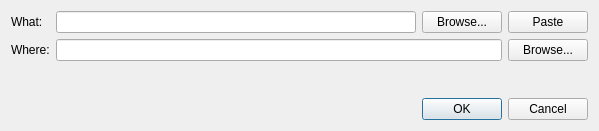
This is src/commonjobadder.ui in 0xd34df00d/leechcraft as Qt 5 draws it before an edit. The edited form follows.
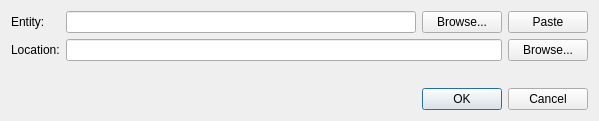
This is the edited form. Icons and pictures are not drawn.

```diff
--- a/src/commonjobadder.ui
+++ b/src/commonjobadder.ui
@@ -7,7 +7,7 @@
     <x>0</x>
     <y>0</y>
     <width>599</width>
-    <height>131</height>
+    <height>121</height>
    </rect>
   </property>
   <property name="windowTitle">
@@ -20,10 +20,13 @@
   <layout class="QVBoxLayout" name="verticalLayout">
    <item>
     <layout class="QFormLayout" name="formLayout">
+     <property name="fieldGrowthPolicy">
+      <enum>QFormLayout::AllNonFixedFieldsGrow</enum>
+     </property>
      <item row="0" column="0">
       <widget class="QLabel" name="label">
        <property name="text">
-        <string>What:</string>
+        <string>Entity:</string>
        </property>
       </widget>
      </item>
@@ -51,7 +54,7 @@
      <item row="1" column="0">
       <widget class="QLabel" name="label_2">
        <property name="text">
-        <string>Where:</string>
+        <string>Location:</string>
        </property>
       </widget>
      </item>
```
Left out of the diff: 2 changed lines with no effect on the pictures.
